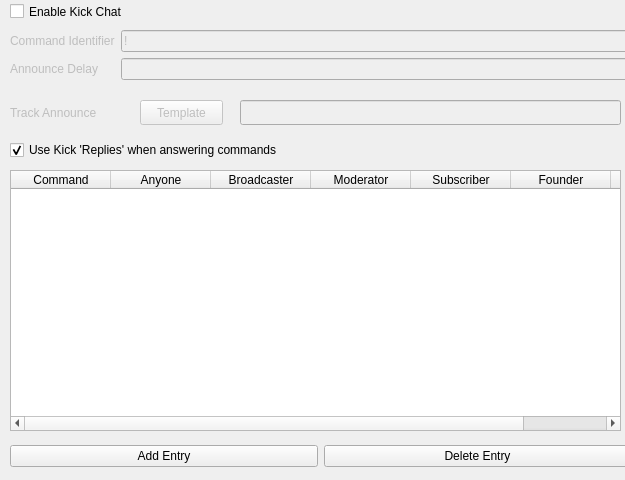
Before: the Qt Designer form nowplaying/resources/kickchat_ui.ui in whatsnowplaying/whats-now-playing, drawn with Qt 5.
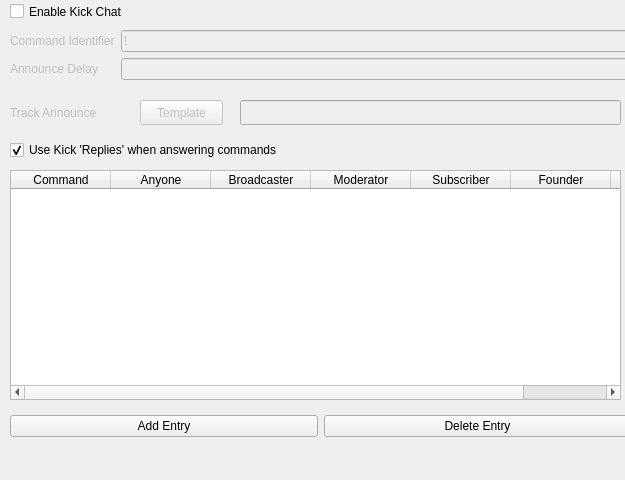
After: the same form once the commit is applied.

Patch:
```diff
--- a/nowplaying/resources/kickchat_ui.ui
+++ b/nowplaying/resources/kickchat_ui.ui
@@ -150,7 +150,7 @@
      <x>10</x>
      <y>170</y>
      <width>611</width>
-     <height>261</height>
+     <height>230</height>
     </rect>
    </property>
    <property name="alternatingRowColors">
@@ -199,7 +199,7 @@
    <property name="geometry">
     <rect>
      <x>10</x>
-     <y>440</y>
+     <y>410</y>
      <width>621</width>
      <height>32</height>
     </rect>
```
